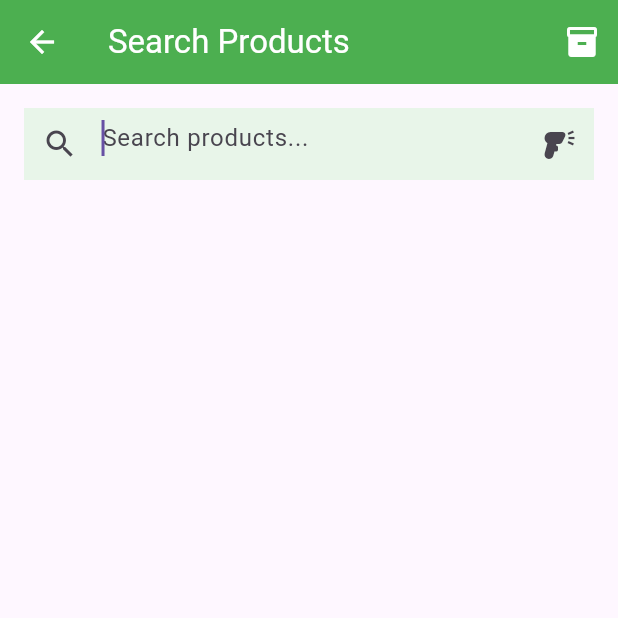
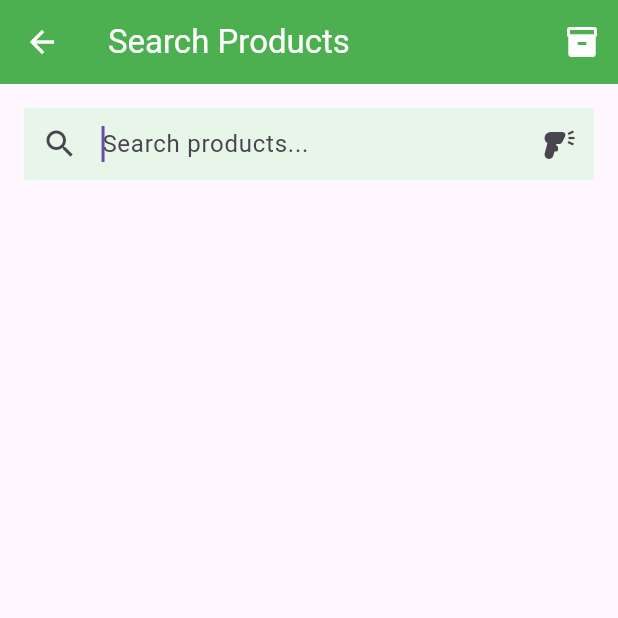
Before and after one commit to alesdrobysh/purecal, a Flutter app: the SearchScreen screen opened directly, on a phone screen of 412 x 824 dp, the top half of it. Run offline on Flutter 3.47's test engine with Material 3 defaults, Android fonts, the phone set to English and light mode, and no system bars; our stand-ins replace fl_chart, image_picker, shared_preferences, sqflite; missing offline and left inert: mobile_scanner, openfoodfacts; accounts and stored records are empty.

Commit message:
Improve search screen UI
Vertically center the text within the search input field for better
visual balance. Apply horizontal indentation and reduce the thickness of
the divider below the search bar.

Signed-off-by: Ales Drobysh <drobysh.ales@gmail.com>

```diff
--- a/lib/screens/search_screen.dart
+++ b/lib/screens/search_screen.dart
@@ -219,6 +219,7 @@ class _SearchScreenState extends State<SearchScreen> {
             child: TextField(
               controller: _searchController,
               autofocus: true,
+              textAlignVertical: TextAlignVertical.center,
               decoration: customInputDecoration(context).copyWith(
                 hintText: 'Search products...',
                 prefixIcon: const Icon(Icons.search),
@@ -317,7 +318,7 @@ class _SearchScreenState extends State<SearchScreen> {
                 },
               ),
             ),
-            const Divider(height: 32),
+            const Divider(indent: 16, endIndent: 16, thickness: 0.5),
           ],
           Expanded(
             child: Center(
```
